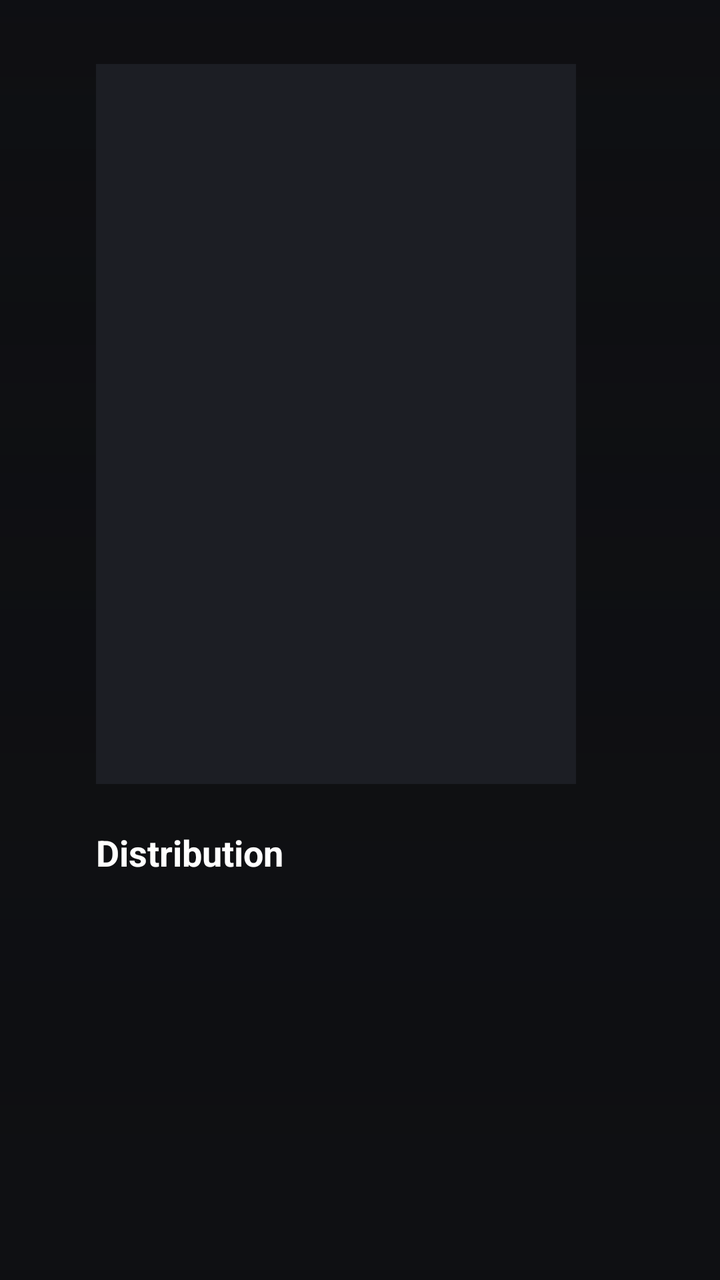
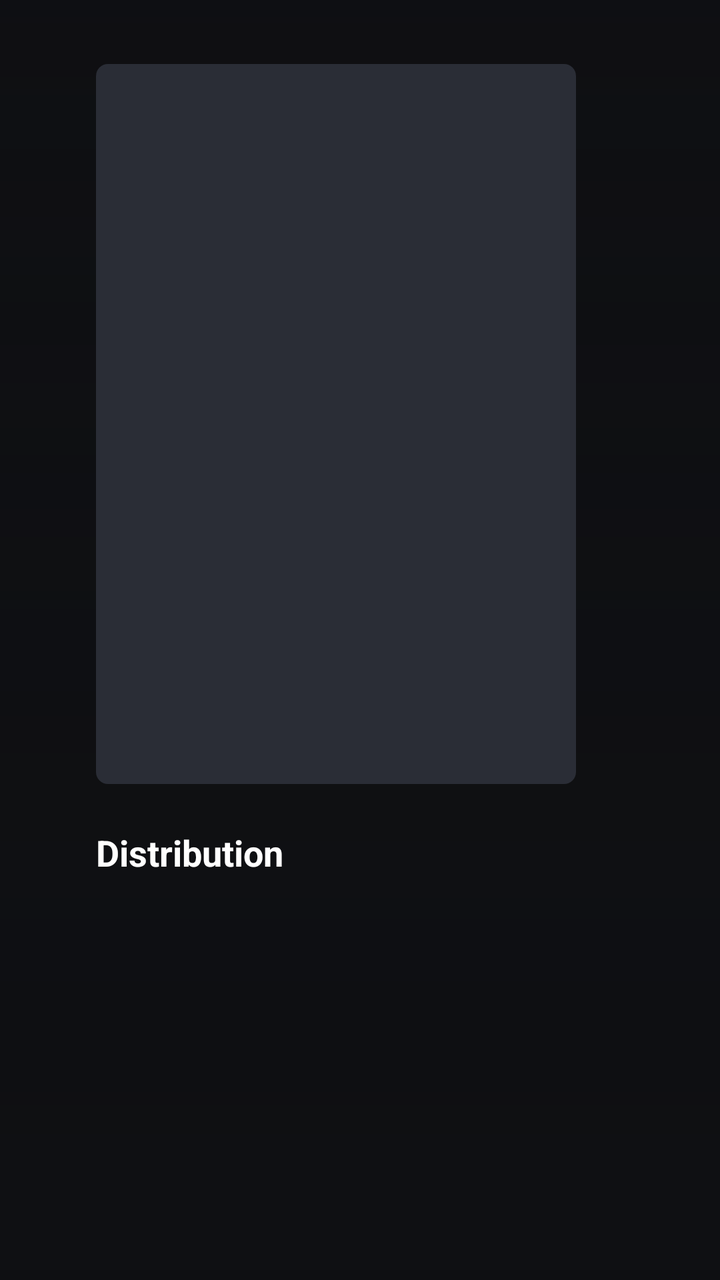

Two renders of the same Android screen: before a commit and after it. Below are the layout's source before the change and the commit's diff.
<!-- AndroidManifest.xml: application theme AppTheme -->
<!-- res/layout/activity_item.xml -->
<?xml version="1.0" encoding="utf-8"?>
<FrameLayout xmlns:android="http://schemas.android.com/apk/res/android"
    android:layout_width="match_parent"
    android:layout_height="match_parent">

    <include layout="@layout/backdrop" />

    <ScrollView android:id="@+id/scroll" android:layout_width="match_parent" android:layout_height="match_parent"
        android:fillViewport="true">
        <LinearLayout android:layout_width="match_parent" android:layout_height="wrap_content"
            android:orientation="vertical" android:paddingStart="48dp" android:paddingTop="32dp" android:paddingBottom="40dp">

            <LinearLayout android:layout_width="match_parent" android:layout_height="wrap_content"
                android:orientation="horizontal" android:paddingEnd="48dp">

                <ImageView android:id="@+id/poster" android:layout_width="240dp" android:layout_height="360dp"
                    android:background="@color/card" android:scaleType="centerCrop" android:importantForAccessibility="no" />

                <LinearLayout android:layout_width="0dp" android:layout_height="wrap_content" android:layout_weight="1"
                    android:layout_marginStart="32dp" android:orientation="vertical">

                    <ImageView android:id="@+id/logo" android:layout_width="wrap_content" android:layout_height="64dp"
                        android:adjustViewBounds="true" android:maxWidth="320dp" android:scaleType="fitStart"
                        android:layout_marginBottom="6dp" android:importantForAccessibility="no" android:visibility="gone" />
                    <TextView android:id="@+id/series" android:layout_width="wrap_content" android:layout_height="wrap_content"
                        android:textColor="@color/accent" android:textSize="16sp" android:visibility="gone" />
                    <TextView android:id="@+id/title" style="@style/Title" android:layout_width="wrap_content"
                        android:layout_height="wrap_content" android:textSize="28sp" />
                    <TextView android:id="@+id/meta" android:layout_width="wrap_content" android:layout_height="wrap_content"
                        android:layout_marginTop="6dp" android:textColor="@android:color/white" android:textSize="15sp" />
                    <TextView android:id="@+id/genres" android:layout_width="wrap_content" android:layout_height="wrap_content"
                        android:layout_marginTop="4dp" android:textColor="@color/text2" android:textSize="14sp" />
                    <TextView android:id="@+id/tagline" android:layout_width="wrap_content" android:layout_height="wrap_content"
                        android:layout_marginTop="10dp" android:textColor="#FFDDDDDD" android:textSize="15sp"
                        android:textStyle="italic" android:visibility="gone" />
                    <TextView android:id="@+id/overview" android:layout_width="match_parent" android:layout_height="wrap_content"
                        android:layout_marginTop="8dp" android:maxLines="5" android:ellipsize="end"
                        android:textColor="#FFDDDDDD" android:textSize="15sp" />
                    <TextView android:id="@+id/details" android:layout_width="match_parent" android:layout_height="wrap_content"
                        android:layout_marginTop="10dp" android:lineSpacingExtra="3dp" android:textColor="@color/text2"
                        android:textSize="13sp" />

                    <LinearLayout android:id="@+id/buttons" android:layout_width="wrap_content" android:layout_height="wrap_content"
                        android:layout_marginTop="16dp" android:orientation="horizontal">
                        <Button android:id="@+id/resume" style="@style/Btn" android:text="Reprendre" />
                        <Button android:id="@+id/play" style="@style/Btn" android:text="Lire" />
                        <Button android:id="@+id/played" style="@style/Btn" android:singleLine="true" />
                    </LinearLayout>
                    <LinearLayout android:layout_width="wrap_content" android:layout_height="wrap_content"
                        android:layout_marginTop="10dp" android:orientation="horizontal">
                        <Button android:id="@+id/audio" style="@style/Btn" android:maxWidth="330dp" android:singleLine="true"
                            android:ellipsize="end" android:textSize="13sp" />
                        <Button android:id="@+id/subtitle" style="@style/Btn" android:maxWidth="330dp" android:singleLine="true"
                            android:ellipsize="end" android:textSize="13sp" />
                    </LinearLayout>
                    <LinearLayout android:id="@+id/nav" android:layout_width="wrap_content" android:layout_height="wrap_content"
                        android:layout_marginTop="10dp" android:orientation="horizontal" android:visibility="gone">
                        <Button android:id="@+id/go_season" style="@style/Btn" android:textSize="13sp" />
                        <Button android:id="@+id/go_series" style="@style/Btn" android:textSize="13sp" android:text="Voir la série" />
                    </LinearLayout>
                </LinearLayout>
            </LinearLayout>

            <TextView android:id="@+id/next_title" style="@style/Section" android:text="Épisodes suivants" android:visibility="gone" />
            <androidx.recyclerview.widget.RecyclerView android:id="@+id/next" android:layout_width="match_parent"
                android:layout_height="wrap_content" android:clipToPadding="false" android:paddingEnd="48dp" android:visibility="gone" />
            <Button android:id="@+id/next_season" style="@style/Btn" android:layout_marginTop="20dp" android:visibility="gone" />

            <TextView android:id="@+id/cast_title" style="@style/Section" android:text="Distribution" />
            <androidx.recyclerview.widget.RecyclerView android:id="@+id/cast" android:layout_width="match_parent"
                android:layout_height="wrap_content" android:clipToPadding="false" android:paddingEnd="48dp" />
        </LinearLayout>
    </ScrollView>
</FrameLayout>
<!-- res/layout/backdrop.xml (included above) -->
<?xml version="1.0" encoding="utf-8"?>
<merge xmlns:android="http://schemas.android.com/apk/res/android">
    <ImageView android:id="@+id/backdrop" android:layout_width="match_parent" android:layout_height="match_parent"
        android:scaleType="centerCrop" android:importantForAccessibility="no" />
    <View android:layout_width="match_parent" android:layout_height="match_parent" android:background="@drawable/scrim" />
</merge>
<!-- resources referenced by this layout -->
<resources>
  <color name="card">#FF1C1E24</color>
  <!-- drawable btn_bg (drawable) -->
  <?xml version="1.0" encoding="utf-8"?>
  <selector xmlns:android="http://schemas.android.com/apk/res/android">
      <item android:state_focused="true">
          <shape><solid android:color="@android:color/white" /><corners android:radius="20dp" /></shape>
      </item>
      <item android:state_activated="true">
          <shape><solid android:color="@color/accent" /><corners android:radius="20dp" /></shape>
      </item>
      <item>
          <shape><solid android:color="#33FFFFFF" /><corners android:radius="20dp" /></shape>
      </item>
  </selector>
  <!-- unchanged entries left out for length: 8 -->
</resources>

<!-- the commit's change to res/layout/activity_item.xml (unified diff, before → after) -->
@@ -14,7 +14,7 @@
                 android:orientation="horizontal" android:paddingEnd="48dp">
 
                 <ImageView android:id="@+id/poster" android:layout_width="240dp" android:layout_height="360dp"
-                    android:background="@color/card" android:scaleType="centerCrop" android:importantForAccessibility="no" />
+                    android:background="@drawable/image_round" android:scaleType="centerCrop" android:importantForAccessibility="no" />
 
                 <LinearLayout android:layout_width="0dp" android:layout_height="wrap_content" android:layout_weight="1"
                     android:layout_marginStart="32dp" android:orientation="vertical">
@@ -42,21 +42,19 @@
 
                     <LinearLayout android:id="@+id/buttons" android:layout_width="wrap_content" android:layout_height="wrap_content"
                         android:layout_marginTop="16dp" android:orientation="horizontal">
-                        <Button android:id="@+id/resume" style="@style/Btn" android:text="Reprendre" />
-                        <Button android:id="@+id/play" style="@style/Btn" android:text="Lire" />
-                        <Button android:id="@+id/played" style="@style/Btn" android:singleLine="true" />
+                        <Button android:id="@+id/resume" style="@style/Btn.Primary" android:drawableStart="@drawable/ic_play" android:text="Lire" />
+                        <Button android:id="@+id/play" style="@style/Chip" android:drawableStart="@drawable/ic_restart" android:text="Depuis le début" />
+                        <Button android:id="@+id/played" style="@style/Chip" android:drawableStart="@drawable/ic_check" />
                     </LinearLayout>
                     <LinearLayout android:layout_width="wrap_content" android:layout_height="wrap_content"
                         android:layout_marginTop="10dp" android:orientation="horizontal">
-                        <Button android:id="@+id/audio" style="@style/Btn" android:maxWidth="330dp" android:singleLine="true"
-                            android:ellipsize="end" android:textSize="13sp" />
-                        <Button android:id="@+id/subtitle" style="@style/Btn" android:maxWidth="330dp" android:singleLine="true"
-                            android:ellipsize="end" android:textSize="13sp" />
+                        <Button android:id="@+id/audio" style="@style/Chip" android:drawableStart="@drawable/ic_volume" />
+                        <Button android:id="@+id/subtitle" style="@style/Chip" android:drawableStart="@drawable/ic_cc" />
                     </LinearLayout>
                     <LinearLayout android:id="@+id/nav" android:layout_width="wrap_content" android:layout_height="wrap_content"
                         android:layout_marginTop="10dp" android:orientation="horizontal" android:visibility="gone">
-                        <Button android:id="@+id/go_season" style="@style/Btn" android:textSize="13sp" />
-                        <Button android:id="@+id/go_series" style="@style/Btn" android:textSize="13sp" android:text="Voir la série" />
+                        <Button android:id="@+id/go_season" style="@style/Chip" android:drawableStart="@drawable/ic_list" />
+                        <Button android:id="@+id/go_series" style="@style/Chip" android:drawableStart="@drawable/ic_tv" android:text="Voir la série" />
                     </LinearLayout>
                 </LinearLayout>
             </LinearLayout>
@@ -64,7 +62,7 @@
             <TextView android:id="@+id/next_title" style="@style/Section" android:text="Épisodes suivants" android:visibility="gone" />
             <androidx.recyclerview.widget.RecyclerView android:id="@+id/next" android:layout_width="match_parent"
                 android:layout_height="wrap_content" android:clipToPadding="false" android:paddingEnd="48dp" android:visibility="gone" />
-            <Button android:id="@+id/next_season" style="@style/Btn" android:layout_marginTop="20dp" android:visibility="gone" />
+            <Button android:id="@+id/next_season" style="@style/Chip" android:layout_marginTop="20dp" android:drawableStart="@drawable/ic_next" android:visibility="gone" />
 
             <TextView android:id="@+id/cast_title" style="@style/Section" android:text="Distribution" />
             <androidx.recyclerview.widget.RecyclerView android:id="@+id/cast" android:layout_width="match_parent"
<!-- resource entries referenced after the edit -->
@@ -1,19 +1,112 @@
 <!-- resources referenced by this layout -->
 <resources>
-  <color name="card">#FF1C1E24</color>
+  <!-- drawable ic_cc (drawable) -->
+  <?xml version="1.0" encoding="utf-8"?>
+  <vector xmlns:android="http://schemas.android.com/apk/res/android" android:width="18dp" android:height="18dp"
+      android:viewportWidth="24" android:viewportHeight="24">
+      <path android:fillColor="#FFFFFFFF" android:pathData="M19,4H5c-1.11,0 -2,0.9 -2,2v12c0,1.1 0.89,2 2,2h14c1.1,0 2,-0.9 2,-2V6c0,-1.1 -0.9,-2 -2,-2zM11,11H9.5v-0.5h-2v3h2V13H11v1c0,0.55 -0.45,1 -1,1H7c-0.55,0 -1,-0.45 -1,-1v-4c0,-0.55 0.45,-1 1,-1h3c0.55,0 1,0.45 1,1v1zM18,11h-1.5v-0.5h-2v3h2V13H18v1c0,0.55 -0.45,1 -1,1h-3c-0.55,0 -1,-0.45 -1,-1v-4c0,-0.55 0.45,-1 1,-1h3c0.55,0 1,0.45 1,1v1z" />
+  </vector>
+  <!-- drawable ic_check (drawable) -->
+  <?xml version="1.0" encoding="utf-8"?>
+  <vector xmlns:android="http://schemas.android.com/apk/res/android" android:width="18dp" android:height="18dp"
+      android:viewportWidth="24" android:viewportHeight="24">
+      <path android:fillColor="#FFFFFFFF" android:pathData="M9,16.17L4.83,12l-1.42,1.41L9,19 21,7l-1.41,-1.41z" />
+  </vector>
+  <!-- drawable ic_list (drawable) -->
+  <?xml version="1.0" encoding="utf-8"?>
+  <vector xmlns:android="http://schemas.android.com/apk/res/android" android:width="18dp" android:height="18dp"
+      android:viewportWidth="24" android:viewportHeight="24">
+      <path android:fillColor="#FFFFFFFF" android:pathData="M3,13h2v-2H3v2zM3,17h2v-2H3v2zM3,9h2V7H3v2zM7,13h14v-2H7v2zM7,17h14v-2H7v2zM7,7v2h14V7H7z" />
+  </vector>
+  <!-- drawable ic_next (drawable) -->
+  <?xml version="1.0" encoding="utf-8"?>
+  <vector xmlns:android="http://schemas.android.com/apk/res/android" android:width="18dp" android:height="18dp"
+      android:viewportWidth="24" android:viewportHeight="24">
+      <path android:fillColor="#FFFFFFFF" android:pathData="M6,18l8.5,-6L6,6v12zM16,6v12h2V6h-2z" />
+  </vector>
+  <!-- drawable ic_play (drawable) -->
+  <?xml version="1.0" encoding="utf-8"?>
+  <vector xmlns:android="http://schemas.android.com/apk/res/android" android:width="24dp" android:height="24dp"
+      android:viewportWidth="24" android:viewportHeight="24">
+      <path android:fillColor="#FFFFFFFF" android:pathData="M8,5v14l11,-7z" />
+  </vector>
+  <!-- drawable ic_restart (drawable) -->
+  <?xml version="1.0" encoding="utf-8"?>
+  <vector xmlns:android="http://schemas.android.com/apk/res/android" android:width="18dp" android:height="18dp"
+      android:viewportWidth="24" android:viewportHeight="24">
+      <path android:fillColor="#FFFFFFFF" android:pathData="M12,5V1L7,6l5,5V7c3.31,0 6,2.69 6,6s-2.69,6 -6,6 -6,-2.69 -6,-6H4c0,4.42 3.58,8 8,8s8,-3.58 8,-8 -3.58,-8 -8,-8z" />
+  </vector>
+  <!-- drawable ic_tv (drawable) -->
+  <?xml version="1.0" encoding="utf-8"?>
+  <vector xmlns:android="http://schemas.android.com/apk/res/android" android:width="18dp" android:height="18dp"
+      android:viewportWidth="24" android:viewportHeight="24">
+      <path android:fillColor="#FFFFFFFF" android:pathData="M21,3H3c-1.1,0 -2,0.9 -2,2v12c0,1.1 0.9,2 2,2h5v2h8v-2h5c1.1,0 1.99,-0.9 1.99,-2L23,5c0,-1.1 -0.9,-2 -2,-2zM21,17H3V5h18v12z" />
+  </vector>
+  <!-- drawable ic_volume (drawable) -->
+  <?xml version="1.0" encoding="utf-8"?>
+  <vector xmlns:android="http://schemas.android.com/apk/res/android" android:width="18dp" android:height="18dp"
+      android:viewportWidth="24" android:viewportHeight="24">
+      <path android:fillColor="#FFFFFFFF" android:pathData="M3,9v6h4l5,5V4L7,9H3zM16.5,12c0,-1.77 -1.02,-3.29 -2.5,-4.03v8.05c1.48,-0.73 2.5,-2.25 2.5,-4.02zM14,3.23v2.06c2.89,0.86 5,3.54 5,6.71s-2.11,5.85 -5,6.71v2.06c4.01,-0.91 7,-4.49 7,-8.77s-2.99,-7.86 -7,-8.77z" />
+  </vector>
+  <!-- drawable image_round (drawable) -->
+  <?xml version="1.0" encoding="utf-8"?>
+  <shape xmlns:android="http://schemas.android.com/apk/res/android">
+      <solid android:color="@color/placeholder" />
+      <corners android:radius="6dp" />
+  </shape>
+  <style name="Btn.Primary">
+          <item name="android:background">@drawable/btn_primary_bg</item>
+          <item name="android:textColor">@color/btn_primary_text</item>
+          <item name="android:drawableTint">@color/btn_primary_text</item>
+          <item name="android:drawablePadding">8dp</item>
+          <item name="android:textSize">16sp</item>
+          <item name="android:paddingStart">20dp</item>
+          <item name="android:paddingEnd">22dp</item>
+          <item name="android:paddingTop">10dp</item>
+          <item name="android:paddingBottom">10dp</item>
+      </style>
+  <style name="Chip" parent="Btn">
+          <item name="android:textSize">13sp</item>
+          <item name="android:drawableTint">@color/btn_text</item>
+          <item name="android:drawablePadding">6dp</item>
+          <item name="android:paddingStart">14dp</item>
+          <item name="android:paddingEnd">16dp</item>
+          <item name="android:paddingTop">7dp</item>
+          <item name="android:paddingBottom">7dp</item>
+          <item name="android:ellipsize">end</item>
+          <item name="android:maxWidth">340dp</item>
+      </style>
+  <color name="placeholder">#FF2A2D36</color>
+  <!-- drawable btn_primary_bg (drawable) -->
+  <?xml version="1.0" encoding="utf-8"?>
+  <selector xmlns:android="http://schemas.android.com/apk/res/android">
+      <item android:state_focused="true" android:state_pressed="true">
+          <shape><solid android:color="#FFC8CACF" /><corners android:radius="22dp" /></shape>
+      </item>
+      <item android:state_focused="true">
+          <shape><solid android:color="@android:color/white" /><corners android:radius="22dp" /></shape>
+      </item>
+      <item>
+          <shape><solid android:color="@color/accent" /><corners android:radius="22dp" /></shape>
+      </item>
+  </selector>
   <!-- drawable btn_bg (drawable) -->
   <?xml version="1.0" encoding="utf-8"?>
   <selector xmlns:android="http://schemas.android.com/apk/res/android">
+      <item android:state_focused="true" android:state_pressed="true">
+          <shape><solid android:color="#FFC8CACF" /><corners android:radius="22dp" /></shape>
+      </item>
       <item android:state_focused="true">
-          <shape><solid android:color="@android:color/white" /><corners android:radius="20dp" /></shape>
+          <shape><solid android:color="@android:color/white" /><corners android:radius="22dp" /></shape>
       </item>
       <item android:state_activated="true">
-          <shape><solid android:color="@color/accent" /><corners android:radius="20dp" /></shape>
+          <shape><solid android:color="@color/accent" /><corners android:radius="22dp" /></shape>
       </item>
       <item>
-          <shape><solid android:color="#33FFFFFF" /><corners android:radius="20dp" /></shape>
+          <shape><solid android:color="@color/chip" /><corners android:radius="22dp" /></shape>
       </item>
   </selector>
+  <color name="chip">#24FFFFFF</color>
   <!-- unchanged entries left out for length: 8 -->
 </resources>
 
